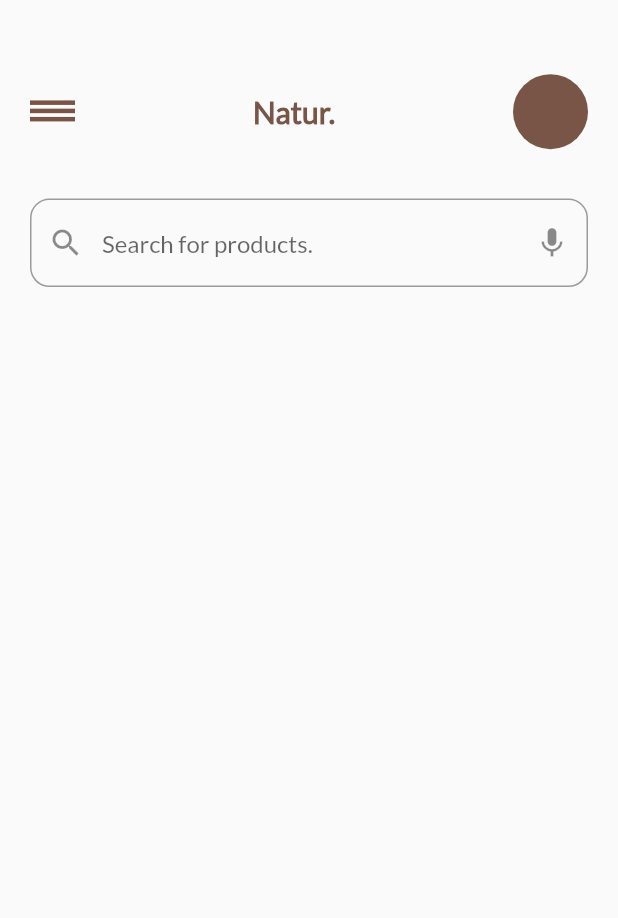
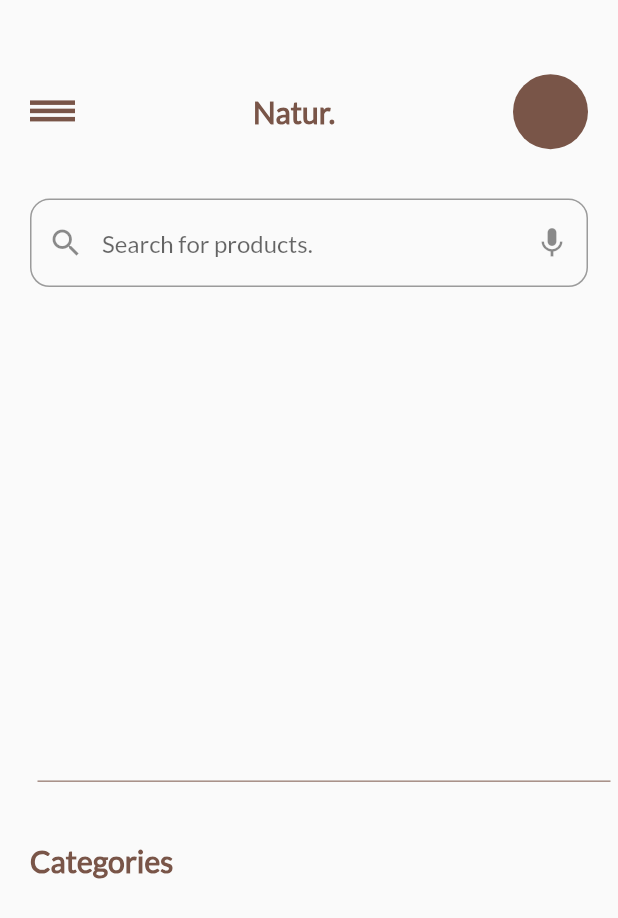
Before and after one commit to Anirudhkv/tatos, a Flutter app: the HomeScreen screen opened by its route, on a phone screen of 412 x 824 dp. Shown: the top 918 px of the screen. Run offline on Flutter 3.47's test engine with Material 2 defaults, Android fonts, the light colour scheme and no system bars; our stand-ins replace cloud_firestore, firebase_core, material_design_icons_flutter; accounts and stored records are empty.

Commit message:
complete home updates

```diff
--- a/lib/screens/home.dart
+++ b/lib/screens/home.dart
@@ -11,6 +11,7 @@ class HomeScreen extends StatelessWidget {
       body: Padding(
         padding: const EdgeInsets.only(left: 20),
         child: Column(
+          crossAxisAlignment: CrossAxisAlignment.start,
           children: [
             SizedBox(height: MediaQuery.of(context).size.height * 0.06),
             Container(
@@ -60,7 +61,7 @@ class HomeScreen extends StatelessWidget {
             ),
             SizedBox(height: MediaQuery.of(context).size.height * 0.04),
             Container(
-              height: MediaQuery.of(context).size.height * 0.5,
+              height: MediaQuery.of(context).size.height * 0.35,
               width: double.infinity,
               child: Row(
                 children: <Widget>[
@@ -85,7 +86,19 @@ class HomeScreen extends StatelessWidget {
                       }),
                 ],
               ),
-            )
+            ),
+            Divider(
+              color: Theme.of(context).primaryColor,
+              indent: 5,
+              endIndent: 5,
+            ),
+            SizedBox(height: MediaQuery.of(context).size.height * 0.04),
+            Text('Categories',
+                style: TextStyle(
+                  color: Theme.of(context).primaryColor,
+                  fontSize: 20,
+                  fontWeight: FontWeight.bold,
+                ))
           ],
         ),
       ),
```
Also changed, not shown: lib/widgets/cart_symbol.dart (added, +23 -0 lines), lib/widgets/sliding_product.dart (+38 -0 lines).
